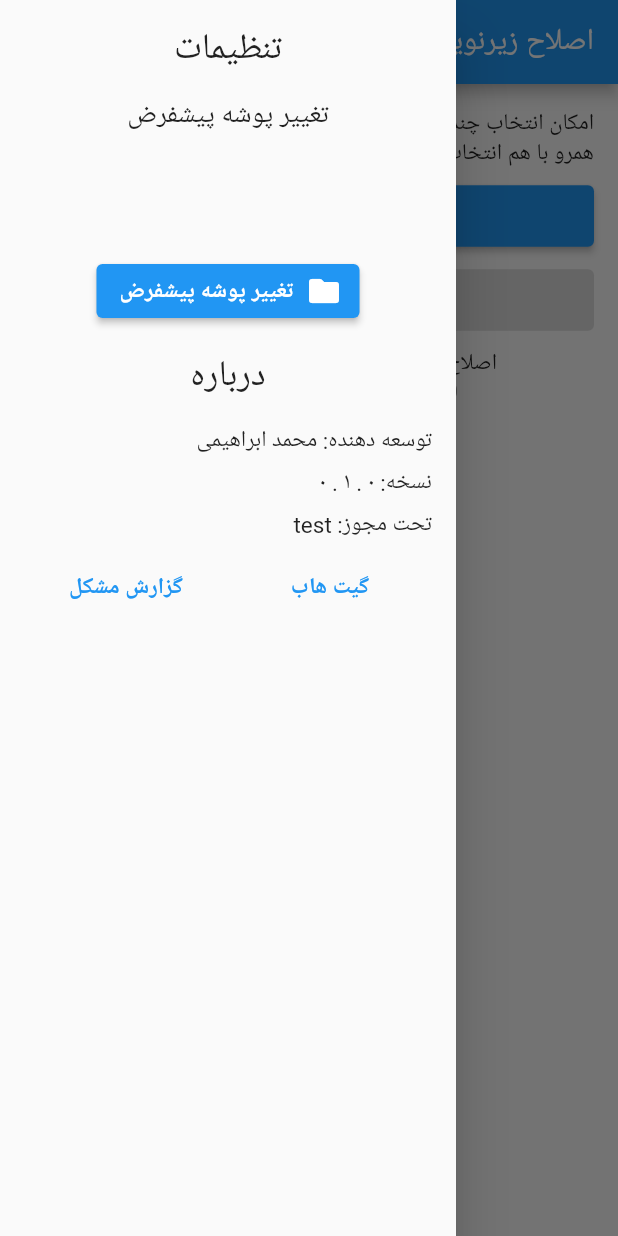
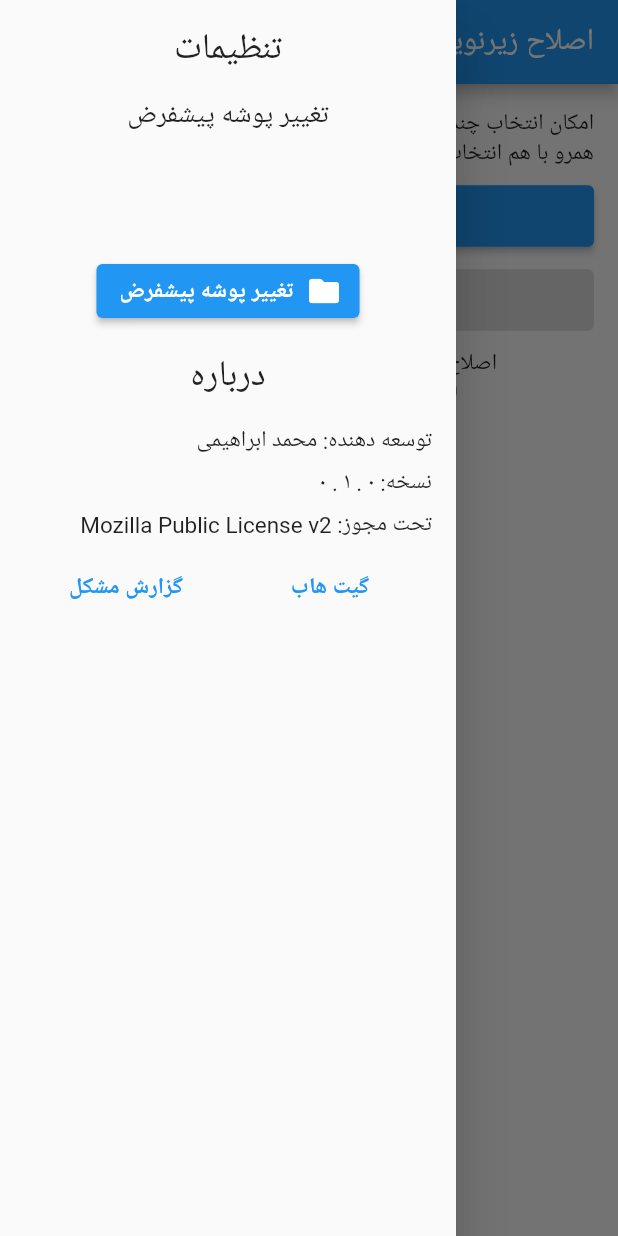
Before and after one commit to moheb2000/persian_subtitle_fixer_flutter, a Flutter app: the MainScreen screen opened directly, with the side drawer open, on a phone screen of 412 x 824 dp. Run offline on Flutter 3.47's test engine with Material 2 defaults, Android fonts, the phone set to English and light mode, and no system bars; our stand-ins replace file_picker, introduction_screen, permission_handler, shared_preferences; missing offline and left inert: easy_folder_picker, enough_convert, persian_fonts; accounts and stored records are empty.

Commit message:
Add license

```diff
--- a/lib/src/languages/fa_lang.dart
+++ b/lib/src/languages/fa_lang.dart
@@ -21,7 +21,7 @@ class FaLang {
   static const aboutTitle = 'درباره';
   static const aboutDeveloper = 'توسعه دهنده: محمد ابراهیمی';
   static const aboutVersion = 'نسخه: ۰ . ۱ . ۰';
-  static const aboutLicense = 'تحت مجوز: test';
+  static const aboutLicense = 'تحت مجوز: Mozilla Public License v2';
   static const fixed = 'اصلاح شده';
   static const unknownFormat = 'فرمت ناشناخته';
   static const githubText = 'گیت هاب';
```
Also changed, not shown: 1 other file.
